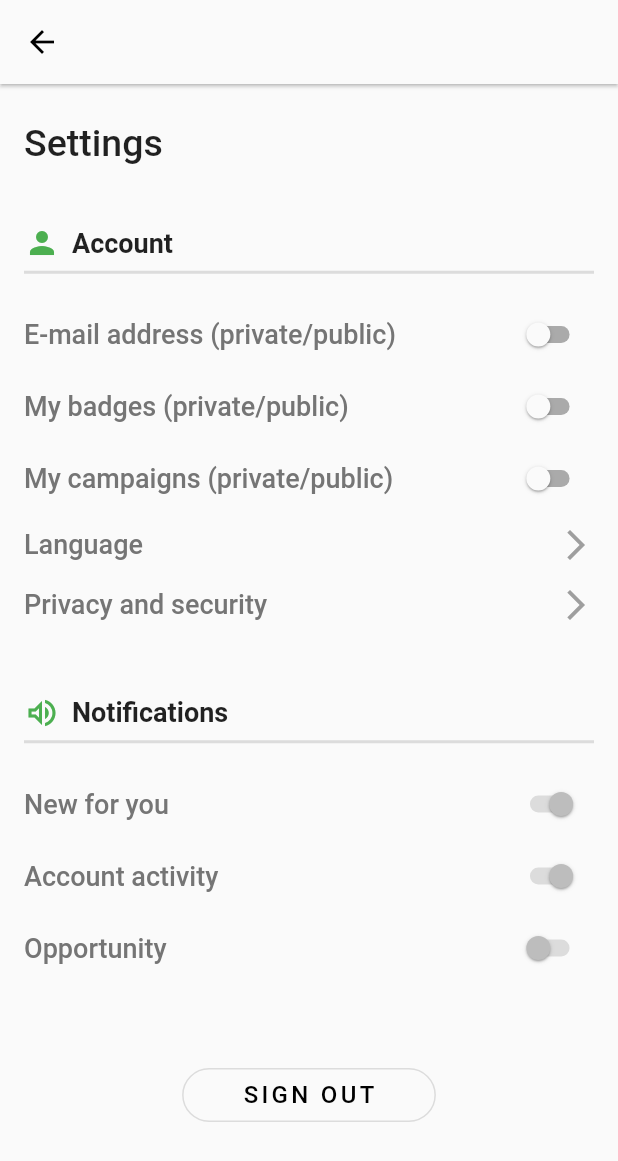
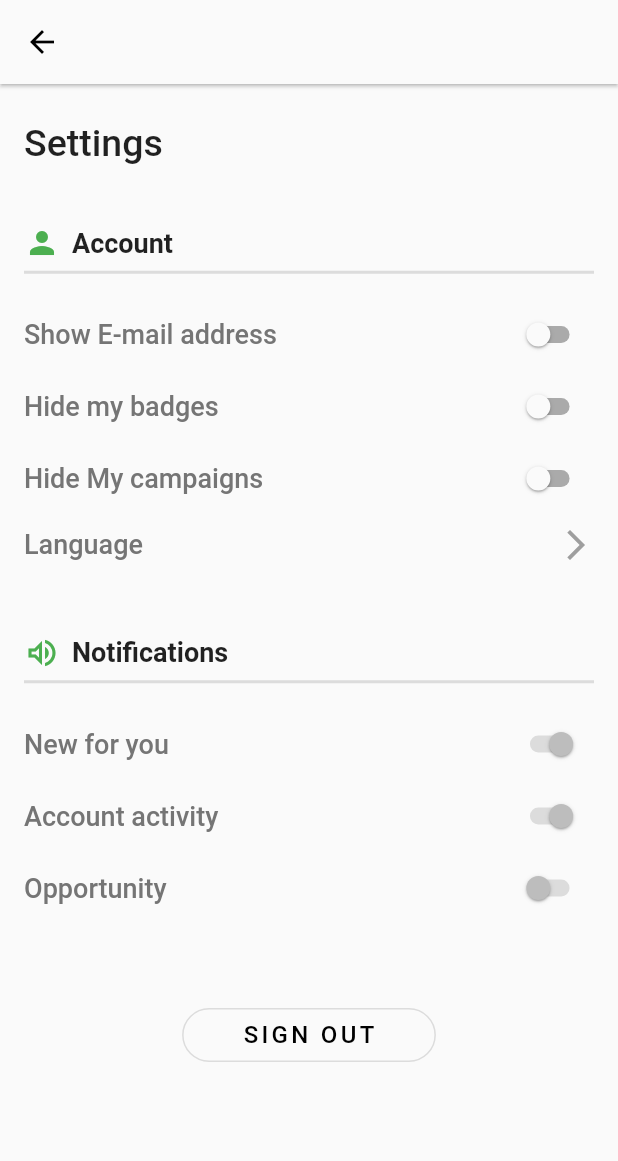
Before and after one commit to DSCHUFS/DSC-Solution-Challenge-2021-Groo, a Flutter app: the SettingsScreen screen opened directly with empty values, on a phone screen of 412 x 824 dp. Shown: the top 1161 px of the screen. Run offline on Flutter 3.47's test engine with Material 2 defaults, Android fonts, the phone set to English and light mode, and no system bars; our stand-ins replace cloud_firestore, firebase_auth, firebase_core, flutter_speed_dial, font_awesome_flutter, google_sign_in; missing offline and left inert: firebase_image, flutter_login_facebook, twitter_login; accounts and stored records are empty.

Commit message:
Update Account Settings

```diff
--- a/groo/lib/models/account_info.dart
+++ b/groo/lib/models/account_info.dart
@@ -1,11 +1,19 @@
 import 'package:flutter/foundation.dart';
 
 class AccountInfo {
-  AccountInfo(
-      {@required this.id, this.showEmail, this.followers, this.followings});
+  AccountInfo({
+    @required this.id,
+    this.showEmail,
+    this.showBadges,
+    this.showCampaigns,
+    this.followers,
+    this.followings,
+  });
 
   final String id;
   final bool showEmail;
+  final bool showBadges;
+  final bool showCampaigns;
   final List<dynamic> followers;
   final List<dynamic> followings;
 
@@ -13,6 +21,8 @@ class AccountInfo {
     return AccountInfo(
       id: id,
       showEmail: data['showEmail'],
+      showBadges: data['showBadges'],
+      showCampaigns: data['showCampaigns'],
       followers: data['followers'],
       followings: data['followings'],
     );
@@ -21,6 +31,8 @@ class AccountInfo {
   Map<String, dynamic> toMap() {
     return <String, dynamic>{
       'showEmail': showEmail,
+      'showBadges': showBadges,
+      'showCampaigns': showCampaigns,
       'followers': followers,
       'followings': followings,
     };
--- a/groo/lib/screens/settings_screen.dart
+++ b/groo/lib/screens/settings_screen.dart
@@ -1,3 +1,4 @@
+import 'package:firebase_auth/firebase_auth.dart';
 import 'package:flutter/material.dart';
 import 'package:groo/models/account_info.dart';
 import 'package:groo/services/auth.dart';
@@ -51,6 +52,7 @@ class _SettingsScreenState extends State<SettingsScreen> {
   Widget build(BuildContext context) {
     final auth = Provider.of<AuthBase>(context, listen: false);
     final user = auth.currentUser;
+
     return Scaffold(
       appBar: AppBar(
         backgroundColor: Theme.of(context).scaffoldBackgroundColor,
@@ -61,8 +63,31 @@ class _SettingsScreenState extends State<SettingsScreen> {
           stream: widget.database.accountStream(),
           builder: (context, snapshot) {
             final accountInfo = snapshot.data;
+            bool _showEmail;
+            bool _showBadges;
+            bool _showCampaigns;
+            List<dynamic> _followers;
+            List<dynamic> _followings;
+            Future updateAccount() async {
+              await widget.database.setAccountInfo(
+                AccountInfo(
+                  id: user.uid,
+                  showEmail: _showEmail,
+                  showBadges: _showBadges,
+                  showCampaigns: _showCampaigns,
+                  followers: _followers,
+                  followings: _followings,
+                ),
+              );
+            }
+
             if (!snapshot.hasData)
               return Center(child: CircularProgressIndicator());
+            if (accountInfo != null) {
+              _showEmail = accountInfo.showEmail;
+              _showBadges = accountInfo.showBadges;
+              _showCampaigns = accountInfo.showCampaigns;
+            }
             return Container(
               padding: EdgeInsets.only(left: 16, top: 25, right: 16),
               child: ListView(
@@ -98,34 +123,36 @@ class _SettingsScreenState extends State<SettingsScreen> {
                     height: 10,
                   ),
                   buildNotificationOptionRow(
-                    title: "E-mail address (private/public)",
+                    title: "Show E-mail address",
                     isActive: accountInfo.showEmail ?? false,
                     onChanged: (bool newValue) async {
-                      var newInfo =
-                          AccountInfo(id: user.uid, showEmail: newValue);
-                      await widget.database.setAccountInfo(newInfo);
+                      _showEmail = newValue;
+                      await updateAccount();
                     },
                   ),
                   buildNotificationOptionRow(
-                    title: "My badges (private/public)",
-                    isActive: accountInfo.showEmail ?? false,
+                    title: "Hide my badges",
+                    isActive: accountInfo.showBadges ?? false,
                     onChanged: (bool newValue) async {
-                      var newInfo =
-                          AccountInfo(id: user.uid, showEmail: newValue);
-                      await widget.database.setAccountInfo(newInfo);
+                      _showBadges = newValue;
+                      await updateAccount();
                     },
                   ),
                   buildNotificationOptionRow(
-                    title: "My campaigns (private/public)",
-                    isActive: accountInfo.showEmail ?? false,
+                    title: "Hide My campaigns",
+                    isActive: accountInfo.showCampaigns ?? false,
                     onChanged: (bool newValue) async {
-                      var newInfo =
-                          AccountInfo(id: user.uid, showEmail: newValue);
-                      await widget.database.setAccountInfo(newInfo);
+                      _showCampaigns = newValue;
+                      await updateAccount();
                     },
                   ),
-                  buildAccountOptionRow(context, "Language"),
-                  buildAccountOptionRow(context, "Privacy and security"),
+                  buildAccountOptionRow(
+                    context: context,
+                    title: 'Language',
+                    children: [
+                      Text('Other languages are not yet supported'),
+                    ],
+                  ),
                   SizedBox(
                     height: 40,
                   ),
@@ -219,7 +246,8 @@ class _SettingsScreenState extends State<SettingsScreen> {
     );
   }
 
-  GestureDetector buildAccountOptionRow(BuildContext context, String title) {
+  GestureDetector buildAccountOptionRow(
+      {BuildContext context, String title, List<Widget> children}) {
     return GestureDetector(
       onTap: () {
         showDialog(
@@ -228,12 +256,9 @@ class _SettingsScreenState extends State<SettingsScreen> {
               return AlertDialog(
                 title: Text(title),
                 content: Column(
+                  crossAxisAlignment: CrossAxisAlignment.start,
                   mainAxisSize: MainAxisSize.min,
-                  children: [
-                    Text("Option 1"),
-                    Text("Option 2"),
-                    Text("Option 3"),
-                  ],
+                  children: children,
                 ),
                 actions: [
                   TextButton(
```
Also changed, not shown: groo/lib/screens/follow_list_screen.dart (added, +19 -0 lines), groo/lib/screens/profile_screen.dart (+20 -3 lines).
